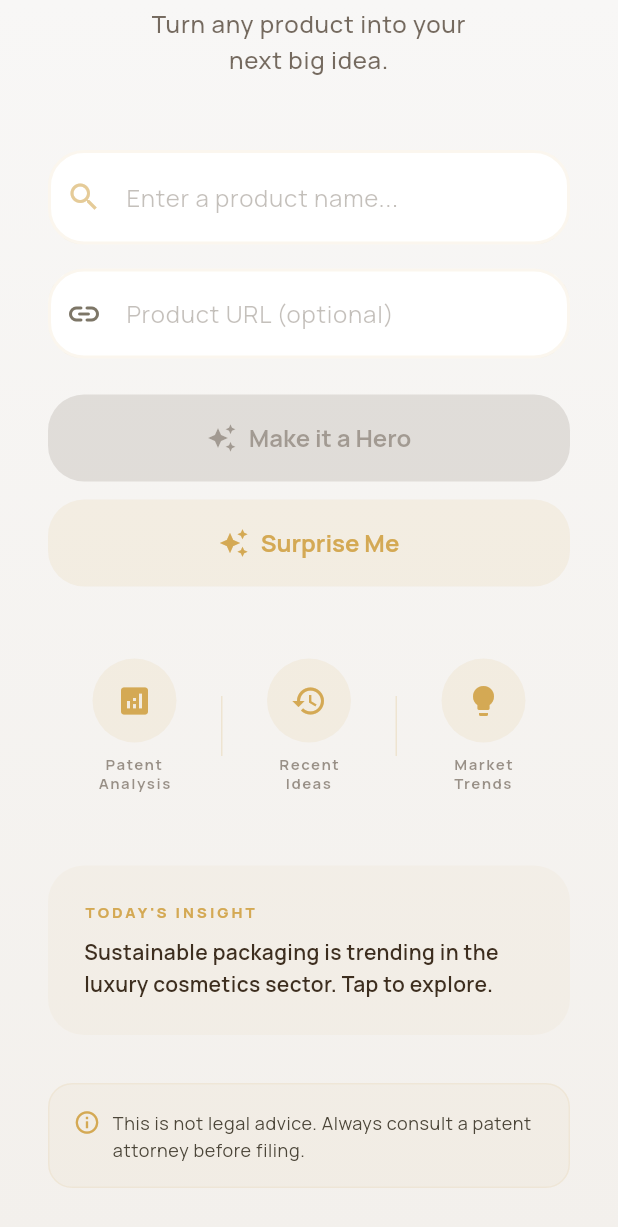
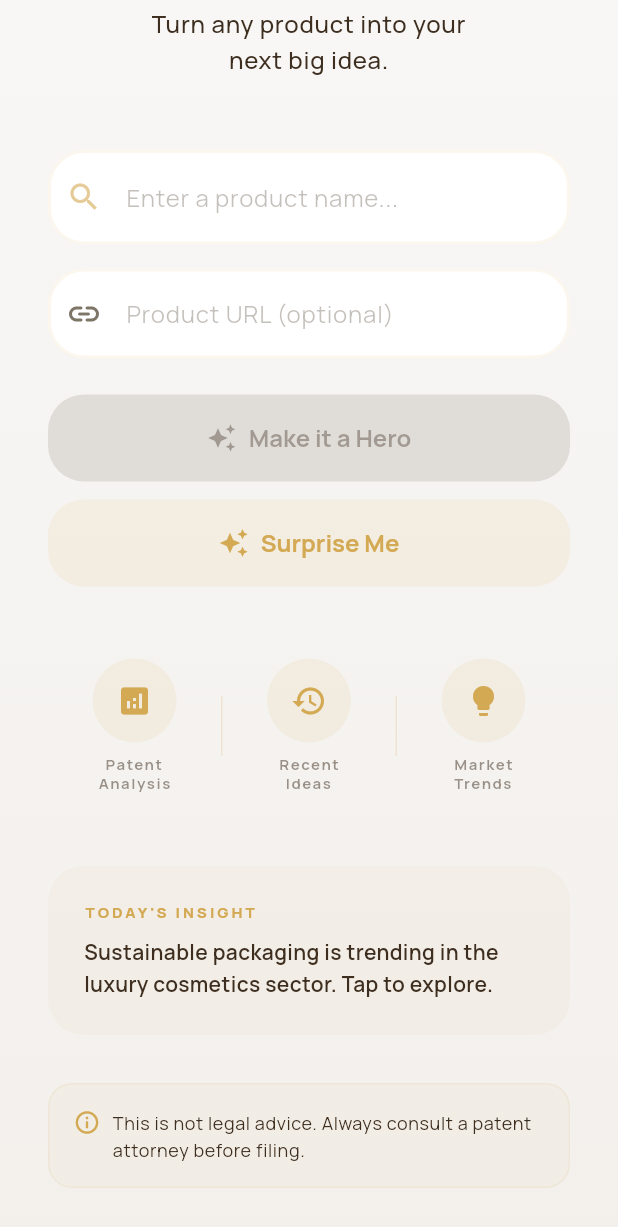
Before and after one commit to Biggjuann/BetterMouseTrap, a Flutter app: the HomeScreen screen opened directly, scrolled down 303 dp, on a phone screen of 412 x 824 dp. Shown: the top 1227 px of the screen. Run offline on Flutter 3.47's test engine with Material 3 defaults, Android fonts, the phone set to English and light mode, and no system bars; our stand-ins replace flutter_markdown, shared_preferences; accounts and stored records are empty.

Commit message:
Unify body and headline text to same dark ink color (#3D2E1F)
Replaced all AppColors.stone body text with AppColors.ink so headlines
and body copy share the same darker font color, matching the Stitch
design exports. Updated theme onSurfaceVariant to ink as well.

Co-Authored-By: Claude Opus 4.6 <noreply@anthropic.com>

```diff
--- a/flutter_app/lib/screens/export_screen.dart
+++ b/flutter_app/lib/screens/export_screen.dart
@@ -167,7 +167,7 @@ class ExportScreen extends StatelessWidget {
                               fontFamily: 'Manrope',
                               fontSize: 14,
                               fontWeight: FontWeight.w400,
-                              color: AppColors.stone,
+                              color: AppColors.ink,
                               height: 1.6,
                             ),
                             strong: const TextStyle(
@@ -178,7 +178,7 @@ class ExportScreen extends StatelessWidget {
                             em: const TextStyle(
                               fontFamily: 'Manrope',
                               fontStyle: FontStyle.italic,
-                              color: AppColors.stone,
+                              color: AppColors.ink,
                             ),
                             listBullet: const TextStyle(
                               fontFamily: 'Manrope',
--- a/flutter_app/lib/screens/home_screen.dart
+++ b/flutter_app/lib/screens/home_screen.dart
@@ -146,7 +146,7 @@ class _HomeScreenState extends State<HomeScreen> {
                       'Turn any product into your\nnext big idea.',
                       textAlign: TextAlign.center,
                       style: Theme.of(context).textTheme.bodyLarge?.copyWith(
-                        color: AppColors.ink.withValues(alpha: 0.7),
+                        color: AppColors.ink,
                         height: 1.5,
                         fontWeight: FontWeight.w500,
                       ),
--- a/flutter_app/lib/screens/idea_detail_screen.dart
+++ b/flutter_app/lib/screens/idea_detail_screen.dart
@@ -294,7 +294,7 @@ class _IdeaDetailScreenState extends State<IdeaDetailScreen> {
             Text(
               'Breaking down what makes this clever...',
               style: Theme.of(context).textTheme.bodyMedium?.copyWith(
-                    color: AppColors.stone,
+                    color: AppColors.ink,
                   ),
             ),
           ],
@@ -392,7 +392,7 @@ class _IdeaDetailScreenState extends State<IdeaDetailScreen> {
         text,
         style: Theme.of(context).textTheme.bodyMedium?.copyWith(
               height: 1.6,
-              color: AppColors.stone,
+              color: AppColors.ink,
             ),
       ),
     );
--- a/flutter_app/lib/screens/ideas_list_screen.dart
+++ b/flutter_app/lib/screens/ideas_list_screen.dart
@@ -364,7 +364,7 @@ class _VariantCard extends StatelessWidget {
                         maxLines: 2,
                         overflow: TextOverflow.ellipsis,
                         style: Theme.of(context).textTheme.bodySmall?.copyWith(
-                          color: AppColors.stone,
+                          color: AppColors.ink,
                           height: 1.4,
                         ),
                       ),
--- a/flutter_app/lib/theme.dart
+++ b/flutter_app/lib/theme.dart
@@ -191,7 +191,7 @@ ThemeData buildLightTheme() {
     onPrimary: Colors.white,
     surface: AppColors.cream,
     onSurface: AppColors.ink,
-    onSurfaceVariant: AppColors.stone,
+    onSurfaceVariant: AppColors.ink,
     outline: AppColors.border,
     outlineVariant: AppColors.borderLight,
   );
--- a/flutter_app/lib/widgets/disclaimer_banner.dart
+++ b/flutter_app/lib/widgets/disclaimer_banner.dart
@@ -30,7 +30,7 @@ class DisclaimerBanner extends StatelessWidget {
             child: Text(
               'This is not legal advice. Always consult a patent attorney before filing.',
               style: Theme.of(context).textTheme.bodySmall?.copyWith(
-                    color: AppColors.stone,
+                    color: AppColors.ink,
                   ),
             ),
           ),
--- a/flutter_app/lib/widgets/loading_overlay.dart
+++ b/flutter_app/lib/widgets/loading_overlay.dart
@@ -46,7 +46,7 @@ class LoadingOverlay extends StatelessWidget {
                   textAlign: TextAlign.center,
                   style: Theme.of(context).textTheme.bodyMedium?.copyWith(
                         fontWeight: FontWeight.w500,
-                        color: AppColors.stone,
+                        color: AppColors.ink,
                       ),
                 ),
               ],
```
Also changed, not shown: flutter_app/lib/screens/prior_art_screen.dart (+4 -4 lines).
